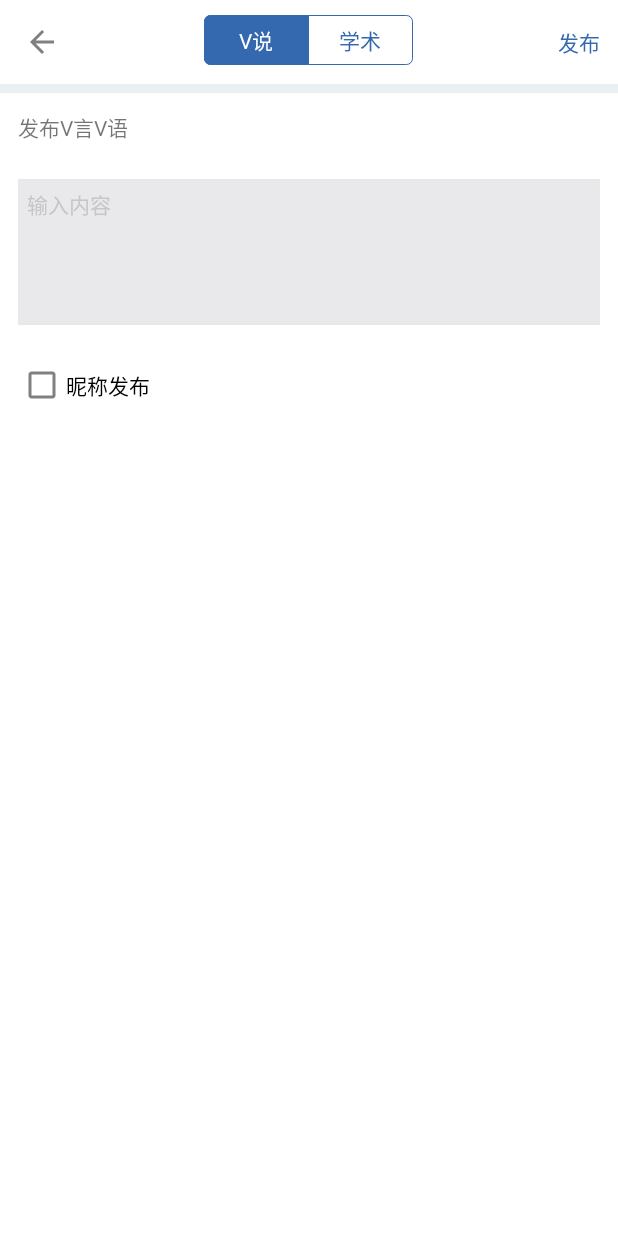
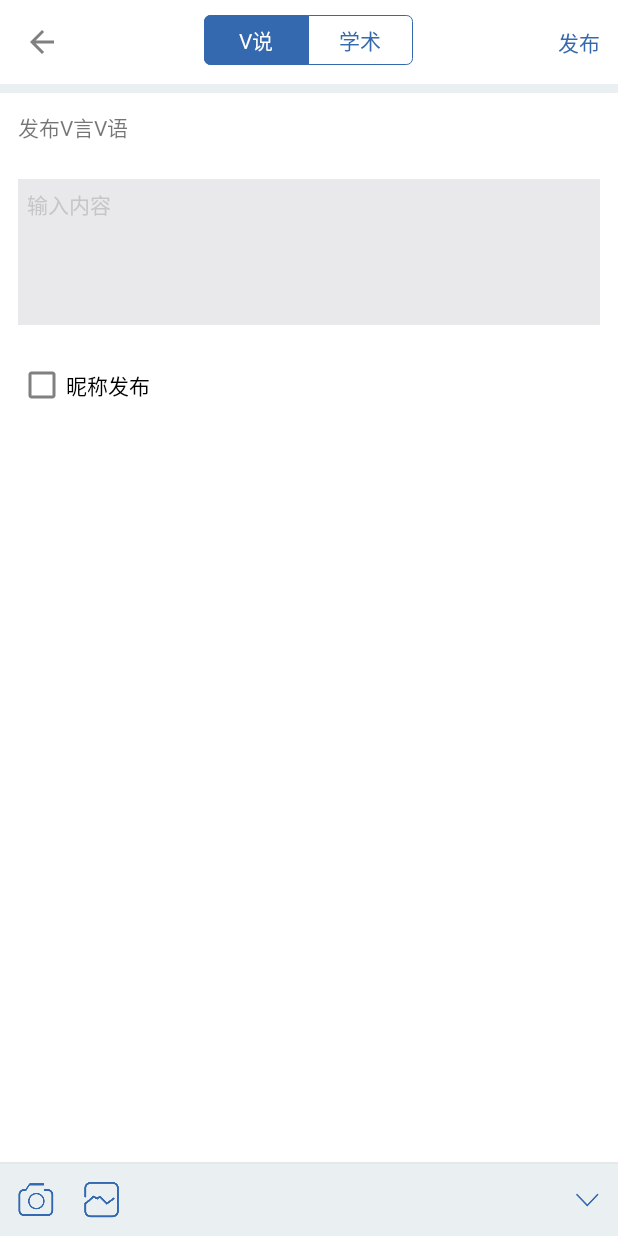
Before and after one commit to Jacky-Chen-Pro/Xhy_guke, an Android app: the MakePostVVFragment screen opened directly, with no data from a screen before it, on a phone screen of 412 x 824 dp. Run offline under Robolectric (Android 15) with nearby library versions, the phone set to English and light mode, and no system bars; our stand-ins replace CircleImageView; libraries missing offline, so code that uses them is left out: com.zhy.http.

Commit message:
添加我发布的V言V语

```diff
--- a/app/src/main/java/cn/incongress/xhy_guke/activitys/VVTalkDetailActivity.java
+++ b/app/src/main/java/cn/incongress/xhy_guke/activitys/VVTalkDetailActivity.java
@@ -225,7 +225,7 @@ public class VVTalkDetailActivity extends BaseActivity implements RefreshLayout.
 
         if(mCurrentType == DETAIL_TYPE_NEWS || mCurrentType == DETAIL_TYPE_CASE) {
             getSupportFragmentManager().beginTransaction().
-                    add(R.id.fl_detail_area, VVTalkDetailWebViewFragment.getInstance(mDetailBean.getHtmlUrl()))
+                    add(R.id.fl_detail_area, VVTalkDetailWebViewFragment.getInstance("http://incongress.cn/XhyApiV2.do?getDataByIdH5&dataId=467"))
                     .add(R.id.fl_comment_area, mCommentFragment).commit();
         }else if(mCurrentType == DETAIL_TYPE_POST) {
             ToastUtils.showShorToast("Post", VVTalkDetailActivity.this);
--- a/app/src/main/java/cn/incongress/xhy_guke/api/XhyApiClient.java
+++ b/app/src/main/java/cn/incongress/xhy_guke/api/XhyApiClient.java
@@ -52,7 +52,7 @@ public class XhyApiClient {
      * @param dataId
      * @param userId
      * @param whereState
-     * @param stringCallback
+     * @param stringCallback 1 vv 2动态 3 我的
      */
     public static void getDataById(String dataId, String userId, String whereState, StringCallback stringCallback) {
         Map<String, String> params = new HashMap<>();
--- a/app/src/main/java/cn/incongress/xhy_guke/fragment/MakePostVVFragment.java
+++ b/app/src/main/java/cn/incongress/xhy_guke/fragment/MakePostVVFragment.java
@@ -7,6 +7,7 @@ import android.view.LayoutInflater;
 import android.view.View;
 import android.view.ViewGroup;
 import android.widget.CompoundButton;
+import android.widget.ImageView;
 
 import cn.incongress.xhy_guke.R;
 import cn.incongress.xhy_guke.base.BaseFragment;
@@ -18,6 +19,7 @@ import cn.incongress.xhy_guke.base.BaseFragment;
 public class MakePostVVFragment extends BaseFragment {
     private AppCompatCheckBox mCheckbox;
     private boolean mIsNickName = false;//是否昵称发布
+    private ImageView mIvCloseKeyboard;
 
     public static MakePostVVFragment getInstance() {
         MakePostVVFragment fragment = new MakePostVVFragment();
@@ -36,6 +38,7 @@ public class MakePostVVFragment extends BaseFragment {
     public void initView(View view) {
         super.initView(view);
         mCheckbox = (AppCompatCheckBox) view.findViewById(R.id.checkBox);
+        mIvCloseKeyboard = (ImageView) view.findViewById(R.id.iv_close_keyboard);
 
         mCheckbox.setOnCheckedChangeListener(new CompoundButton.OnCheckedChangeListener() {
             @Override
@@ -43,6 +46,7 @@ public class MakePostVVFragment extends BaseFragment {
                 mIsNickName = isChecked;
             }
         });
+
         initData();
     }
 
--- a/app/src/main/res/layout/activity_login.xml
+++ b/app/src/main/res/layout/activity_login.xml
@@ -1,4 +1,9 @@
 <?xml version="1.0" encoding="utf-8"?>
+<ScrollView
+    style="@style/fill_fill"
+    android:fillViewport="true"
+    xmlns:android="http://schemas.android.com/apk/res/android">
+
     <RelativeLayout xmlns:android="http://schemas.android.com/apk/res/android"
         android:layout_width="match_parent" android:layout_height="match_parent">
 
@@ -82,3 +87,4 @@
                 android:layout_height="wrap_content" />
         </LinearLayout>
     </RelativeLayout>
+</ScrollView>
--- a/app/src/main/res/layout/fragment_make_post_vv.xml
+++ b/app/src/main/res/layout/fragment_make_post_vv.xml
@@ -1,35 +1,79 @@
 <?xml version="1.0" encoding="utf-8"?>
-<LinearLayout xmlns:android="http://schemas.android.com/apk/res/android"
-    xmlns:materialdesign="http://schemas.android.com/tools"
+<ScrollView
+    xmlns:android="http://schemas.android.com/apk/res/android"
+    android:fillViewport="true"
+    android:fitsSystemWindows="true"
+    style="@style/fill_fill">
+
+    <RelativeLayout
+        style="@style/fill_fill"
+        android:background="@color/background">
+
+        <LinearLayout
             android:layout_width="match_parent"
-    xmlns:flatui="http://schemas.android.com/apk/res-auto"
-    android:orientation="vertical"
+            android:layout_height="match_parent"
             android:background="@color/white"
-    android:layout_height="match_parent">
+            android:orientation="vertical">
 
-    <TextView style="@style/fill_wrap"
+            <TextView
+                style="@style/fill_wrap"
                 android:padding="@dimen/layout_padding"
-        android:text="@string/post_post_vv_talk"
-        />
+                android:text="@string/post_post_vv_talk" />
 
-    <EditText style="@style/fill_wrap"
+            <EditText
+                style="@style/fill_wrap"
+                android:layout_margin="@dimen/layout_margin"
                 android:background="@color/edit_background"
+                android:gravity="start"
+                android:hint="@string/post_edit_hint"
+                android:minLines="5"
+                android:padding="6dp"
+                android:textColorHint="@color/edit_hint_color"
+                android:textSize="@dimen/text_size_media" />
+
+            <LinearLayout
+                style="@style/fill_wrap"
                 android:layout_margin="@dimen/layout_margin"
-        android:textColorHint="@color/edit_hint_color"
-        android:hint="@string/post_edit_hint"
-        android:gravity="start"
-        android:padding="6dp"
-        android:textSize="@dimen/text_size_media"
-        android:minLines="5"
-        />
+                android:orientation="horizontal">
 
-    <LinearLayout style="@style/fill_wrap" android:orientation="horizontal" android:layout_margin="@dimen/layout_margin">
                 <android.support.v7.widget.AppCompatCheckBox
                     android:id="@+id/checkBox"
                     android:layout_width="wrap_content"
                     android:layout_height="wrap_content"
-            android:text="@string/post_post_by_nickname"
-            />
+                    android:text="@string/post_post_by_nickname" />
+            </LinearLayout>
         </LinearLayout>
 
-</LinearLayout>
+
+        <RelativeLayout
+            android:id="@+id/rl_operation_bar"
+            style="@style/fill_wrap"
+            android:layout_alignParentBottom="true"
+            android:background="@color/background"
+            android:padding="@dimen/layout_padding">
+
+            <ImageView
+                android:id="@+id/iv_take_photo"
+                style="@style/wrap_wrap"
+                android:src="@mipmap/publish_take_photo" />
+
+            <ImageView
+                android:id="@+id/iv_album"
+                style="@style/wrap_wrap"
+                android:layout_marginLeft="20dp"
+                android:layout_toRightOf="@id/iv_take_photo"
+                android:src="@mipmap/publish_album" />
+
+            <ImageView
+                android:id="@+id/iv_close_keyboard"
+                style="@style/wrap_wrap"
+                android:layout_alignParentRight="true"
+                android:layout_centerVertical="true"
+                android:src="@mipmap/publish_close_keyboard" />
+        </RelativeLayout>
+
+        <View
+            style="@style/h_line"
+            android:layout_above="@id/rl_operation_bar" />
+    </RelativeLayout>
+</ScrollView>
--- a/app/src/main/res/layout/fragment_me_professor.xml
+++ b/app/src/main/res/layout/fragment_me_professor.xml
@@ -236,6 +236,7 @@
             android:textSize="@dimen/text_size_small" />
 
         <LinearLayout
+            android:id="@+id/ll_my_publish_vvtalk"
             style="@style/fill_wrap"
             android:background="@color/white"
             android:gravity="center_vertical"
--- a/settings.gradle
+++ b/settings.gradle
@@ -1 +1 @@
-include ':library_umeng_share', ':app', ':library_common', ':library_multiListView', ':library_refreshlayout', ':library_segment_group'
+include ':library_umeng_share', ':library_segment_group', ':app', ':library_common', ':library_multiListView', ':library_refreshlayout'
```
Also changed, not shown: app/src/main/AndroidManifest.xml (+14 -6 lines), app/src/main/java/cn/incongress/xhy_guke/activitys/MyPublishVVTalk.java (added, +121 -0 lines), app/src/main/java/cn/incongress/xhy_guke/adapter/MyPublishVVTalkAdapter.java (added, +110 -0 lines), app/src/main/java/cn/incongress/xhy_guke/bean/MyVVTalkBean.java (added, +230 -0 lines), app/src/main/java/cn/incongress/xhy_guke/fragment/MeFragment.java (+18 -1 lines), app/src/main/java/cn/incongress/xhy_guke/fragment/VVTalkDetailWebViewFragment.java (+17 -0 lines), app/src/main/res/layout/activity_my_publish_vvtalk.xml (added, +18 -0 lines), app/src/main/res/layout/item_my_vvtalk_with_bg.xml (added, +69 -0 lines), app/src/main/res/values/strings.xml (+7 -0 lines), app/src/main/res/mipmap-xxhdpi/publish_album.png (added), app/src/main/res/mipmap-xxhdpi/publish_close_keyboard.png (added), app/src/main/res/mipmap-xxhdpi/publish_take_photo.png (added), 25 other files. Lines whose indentation alone changed are shown as unchanged.
